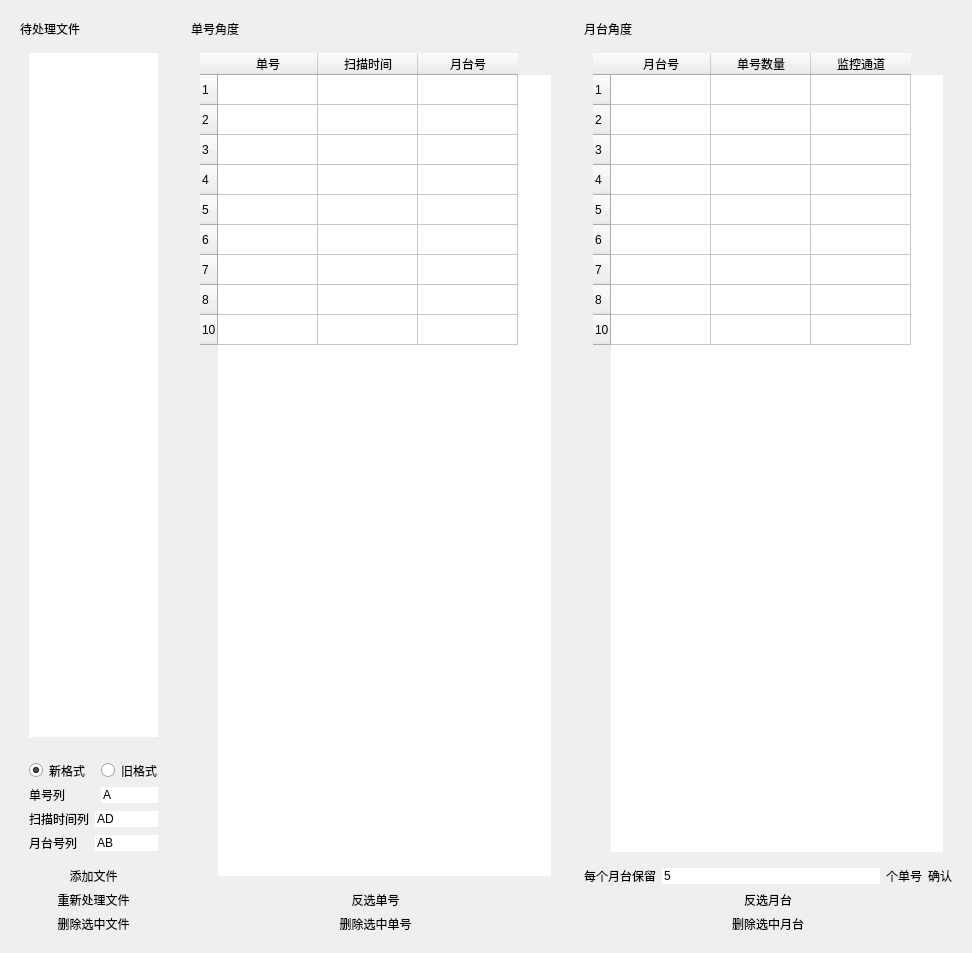
Old version of the form app/esheet_process_widget/UI/ExcelProcess.ui in the repository pick1e-morty/ATOClient.
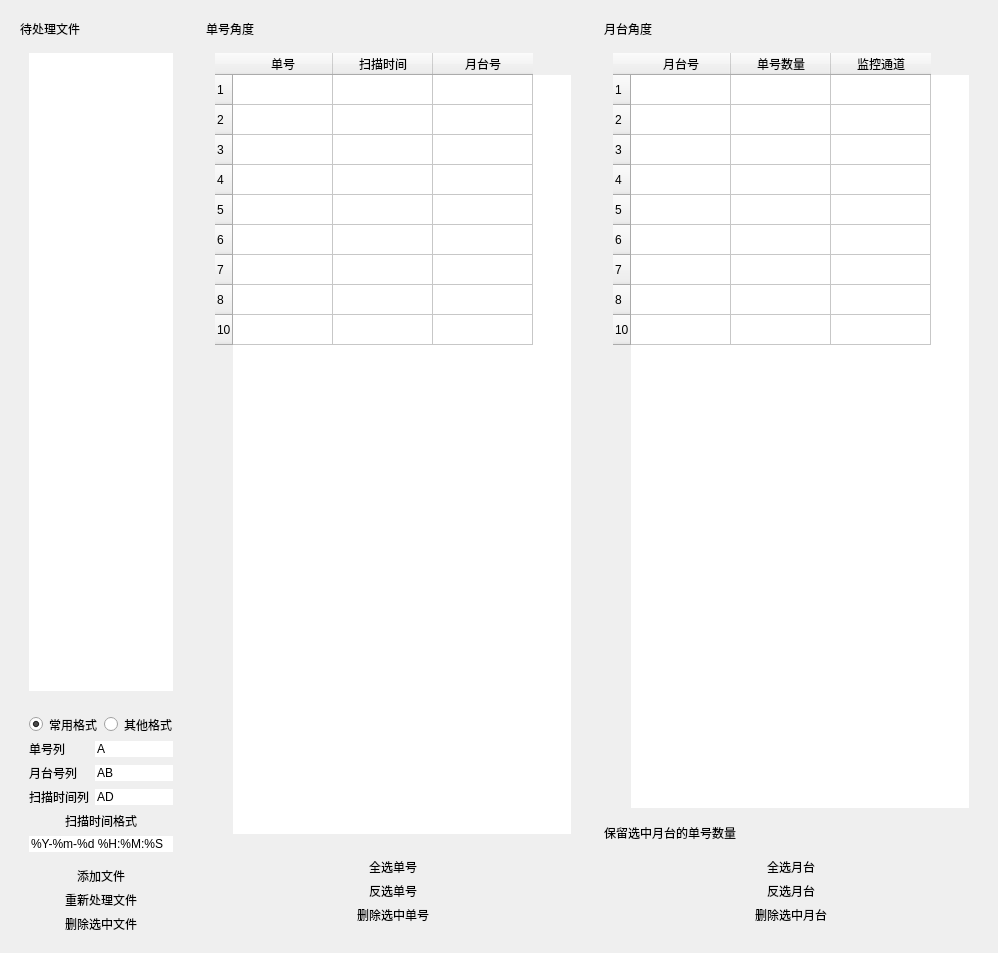
New version of the form. Custom widgets are drawn as their Qt base class.

Commit message: 实现界面中所有按钮的功能

```diff
--- a/app/esheet_process_widget/UI/ExcelProcess.ui
+++ b/app/esheet_process_widget/UI/ExcelProcess.ui
@@ -6,7 +6,7 @@
    <rect>
     <x>0</x>
     <y>0</y>
-    <width>972</width>
+    <width>998</width>
     <height>953</height>
    </rect>
   </property>
@@ -38,8 +38,28 @@
          </sizepolicy>
         </property>
         <layout class="QGridLayout" name="gridLayout_2">
-         <item row="2" column="1" colspan="2">
-          <widget class="LineEdit" name="scanCID_LE">
+         <item row="0" column="0" colspan="2">
+          <widget class="RadioButton" name="newFormat_RB">
+           <property name="text">
+            <string>常用格式</string>
+           </property>
+           <property name="checked">
+            <bool>true</bool>
+           </property>
+          </widget>
+         </item>
+         <item row="1" column="1" colspan="2">
+          <widget class="LineEdit" name="shipCID_LE">
+           <property name="text">
+            <string>A</string>
+           </property>
+           <property name="readOnly">
+            <bool>true</bool>
+           </property>
+          </widget>
+         </item>
+         <item row="3" column="1" colspan="2">
+          <widget class="LineEdit" name="scanTimeCID_LE">
            <property name="text">
             <string>AD</string>
            </property>
@@ -48,20 +68,6 @@
            </property>
           </widget>
          </item>
-         <item row="2" column="0">
-          <widget class="BodyLabel" name="BodyLabel_2">
-           <property name="text">
-            <string>扫描时间列</string>
-           </property>
-          </widget>
-         </item>
-         <item row="3" column="0">
-          <widget class="BodyLabel" name="BodyLabel_3">
-           <property name="text">
-            <string>月台号列</string>
-           </property>
-          </widget>
-         </item>
          <item row="1" column="0">
           <widget class="BodyLabel" name="BodyLabel">
            <property name="text">
@@ -69,24 +75,48 @@
            </property>
           </widget>
          </item>
-         <item row="1" column="2">
-          <widget class="LineEdit" name="shipCID_LE">
-           <property name="text">
-            <string>A</string>
-           </property>
-           <property name="readOnly">
-            <bool>true</bool>
-           </property>
-          </widget>
-         </item>
          <item row="0" column="2">
           <widget class="RadioButton" name="oldFormat_RB">
            <property name="text">
-            <string>旧格式</string>
+            <string>其他格式</string>
            </property>
           </widget>
          </item>
-         <item row="3" column="1" colspan="2">
+         <item row="7" column="0" colspan="3">
+          <widget class="LineEdit" name="scanTimeFormat_LE">
+           <property name="text">
+            <string>%Y-%m-%d %H:%M:%S</string>
+           </property>
+           <property name="readOnly">
+            <bool>true</bool>
+           </property>
+          </widget>
+         </item>
+         <item row="6" column="0" colspan="3">
+          <widget class="BodyLabel" name="BodyLabel_6">
+           <property name="text">
+            <string>扫描时间格式</string>
+           </property>
+           <property name="alignment">
+            <set>Qt::AlignCenter</set>
+           </property>
+          </widget>
+         </item>
+         <item row="3" column="0">
+          <widget class="BodyLabel" name="BodyLabel_2">
+           <property name="text">
+            <string>扫描时间列</string>
+           </property>
+          </widget>
+         </item>
+         <item row="2" column="0">
+          <widget class="BodyLabel" name="BodyLabel_3">
+           <property name="text">
+            <string>月台号列</string>
+           </property>
+          </widget>
+         </item>
+         <item row="2" column="1" colspan="2">
           <widget class="LineEdit" name="ytCID_LE">
            <property name="text">
             <string>AB</string>
@@ -96,16 +126,6 @@
            </property>
           </widget>
          </item>
-         <item row="0" column="0" colspan="2">
-          <widget class="RadioButton" name="newFormat_RB">
-           <property name="text">
-            <string>新格式</string>
-           </property>
-           <property name="checked">
-            <bool>true</bool>
-           </property>
-          </widget>
-         </item>
         </layout>
        </widget>
       </item>
@@ -251,17 +271,30 @@
        </widget>
       </item>
       <item>
-       <widget class="PushButton" name="reverseSelectionShipID_PB">
-        <property name="text">
-         <string>反选单号</string>
-        </property>
-       </widget>
-      </item>
-      <item>
-       <widget class="PushButton" name="deleteSelectionShipID_PB">
-        <property name="text">
-         <string>删除选中单号</string>
-        </property>
+       <widget class="QWidget" name="flowLayout_1" native="true">
+        <layout class="QGridLayout" name="gridLayout_8">
+         <item row="0" column="0">
+          <widget class="PushButton" name="selectAllShipID_PB">
+           <property name="text">
+            <string>全选单号</string>
+           </property>
+          </widget>
+         </item>
+         <item row="1" column="0">
+          <widget class="PushButton" name="reverseSelectionShipID_PB">
+           <property name="text">
+            <string>反选单号</string>
+           </property>
+          </widget>
+         </item>
+         <item row="2" column="0">
+          <widget class="PushButton" name="deleteSelectionShipID_PB">
+           <property name="text">
+            <string>删除选中单号</string>
+           </property>
+          </widget>
+         </item>
+        </layout>
        </widget>
       </item>
      </layout>
@@ -367,48 +400,57 @@
         <item>
          <widget class="BodyLabel" name="BodyLabel_4">
           <property name="text">
-           <string>每个月台保留</string>
+           <string>保留选中月台的单号数量</string>
           </property>
          </widget>
         </item>
         <item>
-         <widget class="EditableComboBox" name="keepShipNum_CB">
-          <property name="text">
-           <string>5</string>
+         <widget class="SplitPushButton" name="keepShipNum_SPB">
+          <property name="text_" stdset="0">
+           <string>20</string>
           </property>
-          <property name="readOnly">
-           <bool>false</bool>
-          </property>
          </widget>
         </item>
         <item>
-         <widget class="BodyLabel" name="BodyLabel_5">
-          <property name="text">
-           <string>个单号</string>
+         <spacer name="horizontalSpacer">
+          <property name="orientation">
+           <enum>Qt::Horizontal</enum>
           </property>
-         </widget>
-        </item>
-        <item>
-         <widget class="PushButton" name="keepShip_PB">
-          <property name="text">
-           <string>确认</string>
+          <property name="sizeHint" stdset="0">
+           <size>
+            <width>40</width>
+            <height>20</height>
+           </size>
           </property>
-         </widget>
+         </spacer>
         </item>
        </layout>
       </item>
       <item>
-       <widget class="PushButton" name="reverseSelectionYT_PB">
-        <property name="text">
-         <string>反选月台</string>
-        </property>
-       </widget>
-      </item>
-      <item>
-       <widget class="PushButton" name="deleteSelectionYT_PB">
-        <property name="text">
-         <string>删除选中月台</string>
-        </property>
+       <widget class="QWidget" name="flowLayout_2" native="true">
+        <layout class="QGridLayout" name="gridLayout_7">
+         <item row="0" column="0">
+          <widget class="PushButton" name="selectAllYT_PB">
+           <property name="text">
+            <string>全选月台</string>
+           </property>
+          </widget>
+         </item>
+         <item row="1" column="0">
+          <widget class="PushButton" name="reverseSelectionYT_PB">
+           <property name="text">
+            <string>反选月台</string>
+           </property>
+          </widget>
+         </item>
+         <item row="2" column="0">
+          <widget class="PushButton" name="deleteSelectionYT_PB">
+           <property name="text">
+            <string>删除选中月台</string>
+           </property>
+          </widget>
+         </item>
+        </layout>
        </widget>
       </item>
      </layout>
@@ -417,16 +459,16 @@
   </layout>
  </widget>
  <customwidgets>
-  <customwidget>
-   <class>EditableComboBox</class>
-   <extends>LineEdit</extends>
-   <header>qfluentwidgets</header>
-  </customwidget>
   <customwidget>
    <class>PushButton</class>
    <extends>QPushButton</extends>
    <header>qfluentwidgets</header>
   </customwidget>
+  <customwidget>
+   <class>SplitPushButton</class>
+   <extends>QWidget</extends>
+   <header>qfluentwidgets</header>
+  </customwidget>
   <customwidget>
    <class>RadioButton</class>
    <extends>QRadioButton</extends>
```
The commit also changes 5 other files.
